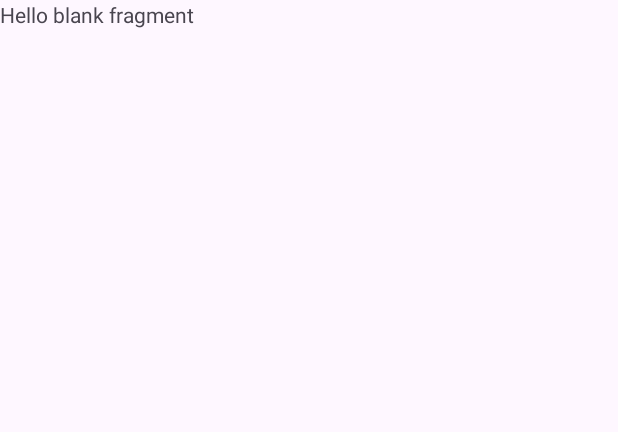
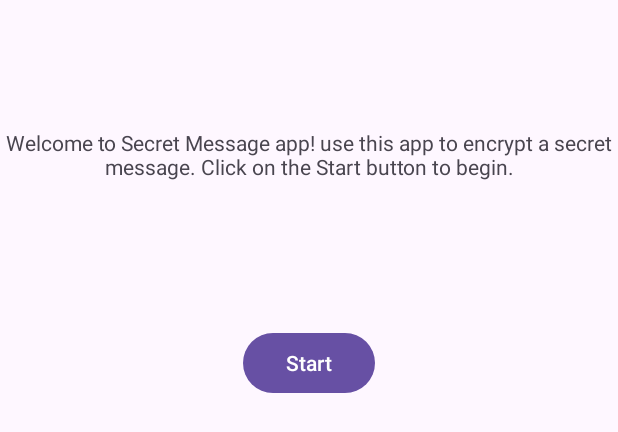
Before and after one commit to Bazzaware/SecretMessage, an Android app: the layout fragment_welcome.xml on its own in the app's theme, with its tools: preview values and no code run, on a phone screen of 412 x 824 dp. Shown: the top 432 px of the screen. Run offline under Robolectric (Android 15) with nearby library versions, the phone set to English and light mode, and no system bars.

Commit message:
Updated Fragment.xml

```diff
--- a/app/src/main/res/layout/fragment_welcome.xml
+++ b/app/src/main/res/layout/fragment_welcome.xml
@@ -1,14 +1,27 @@
 <?xml version="1.0" encoding="utf-8"?>
-<FrameLayout xmlns:android="http://schemas.android.com/apk/res/android"
+<LinearLayout xmlns:android="http://schemas.android.com/apk/res/android"
     xmlns:tools="http://schemas.android.com/tools"
     android:layout_width="match_parent"
     android:layout_height="match_parent"
+    android:gravity="center_horizontal"
+    android:orientation="vertical"
     tools:context=".WelcomeFragment">
 
-    <!-- TODO: Update blank fragment layout -->
     <TextView
         android:layout_width="match_parent"
-        android:layout_height="match_parent"
-        android:text="@string/hello_blank_fragment" />
+        android:layout_height="166dp"
+        android:layout_marginTop="20dp"
+        android:gravity="center"
+        android:text="@string/welcome_text" />
 
-</FrameLayout>
+    <Button
+        android:id="@+id/start"
+        android:layout_width="wrap_content"
+        android:layout_height="wrap_content"
+        android:gravity="center"
+        android:layout_marginTop="32dp"
+        android:text="@string/start"
+        />
+
+
+</LinearLayout>
```
